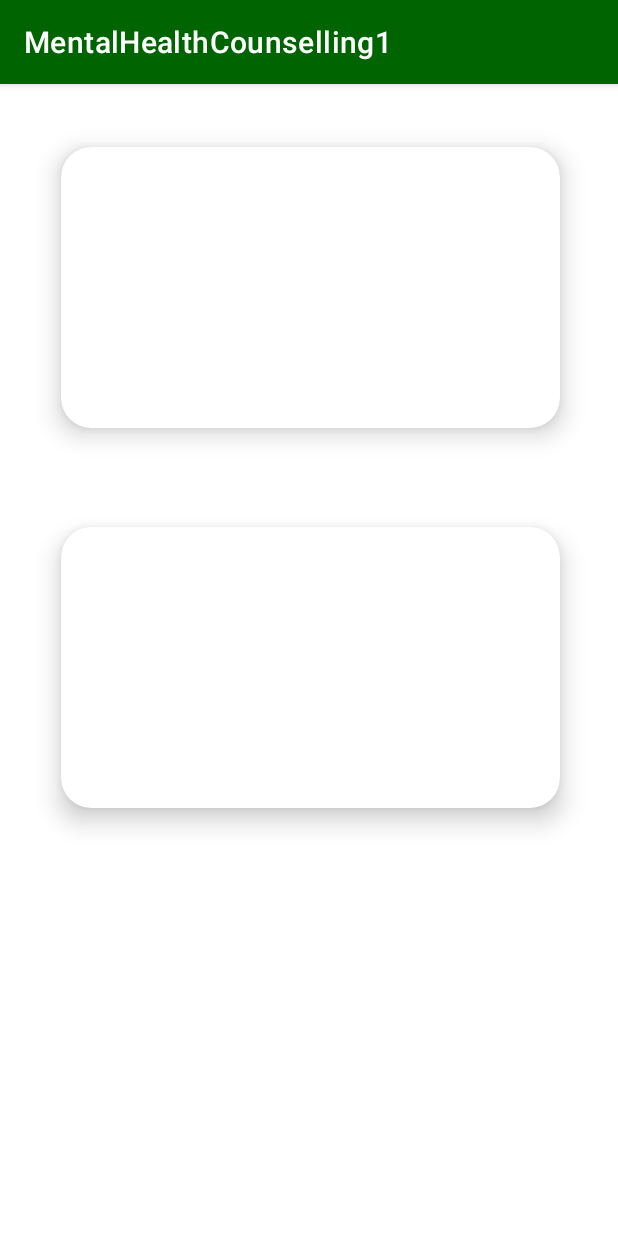
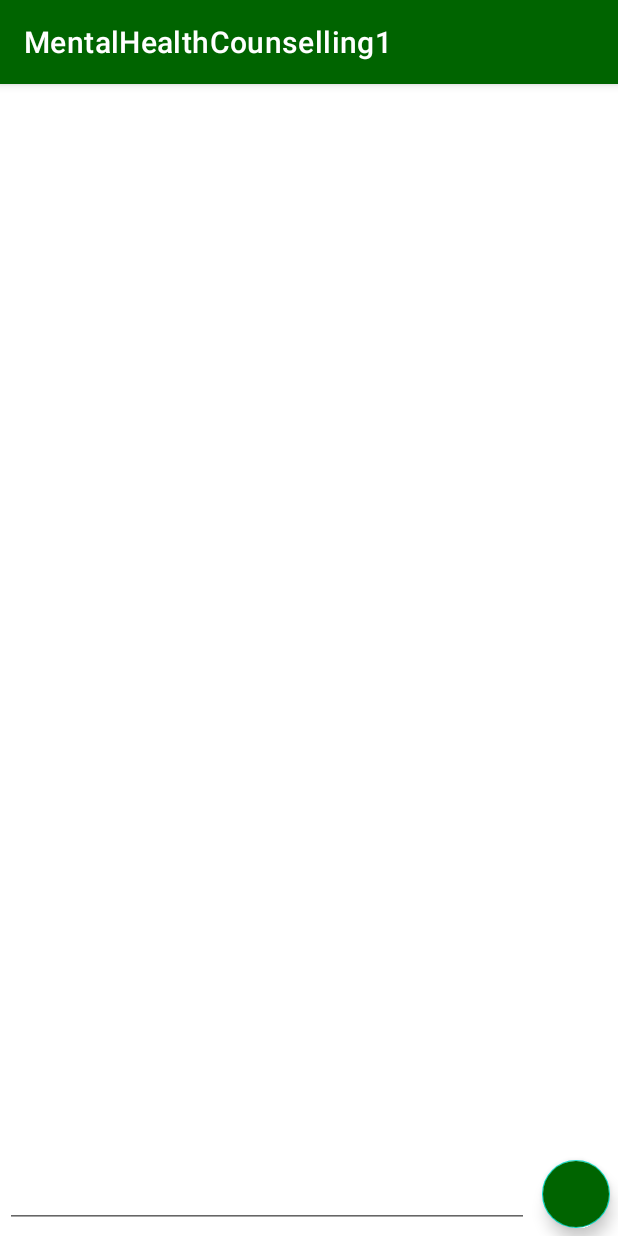
Before and after one commit to bhuiyanmahdi/Mental-Health-Counselling-System, an Android app: the screen it shows after launch (MainActivity before the commit, ChatbotActivity after it), on a phone screen of 412 x 824 dp. Run offline under Robolectric (Android 15) with nearby library versions, the phone set to English and light mode, and no system bars.

Commit message:
chatbot activity

```diff
--- /dev/null
+++ b/app/src/main/java/com/example/mentalhealthcounselling1/ChatRVAdapter.java
@@ -0,0 +1,76 @@
+package com.example.mentalhealthcounselling1;
+
+import android.content.Context;
+import android.view.LayoutInflater;
+import android.view.View;
+import android.view.ViewGroup;
+import android.widget.TextView;
+
+import androidx.annotation.NonNull;
+import androidx.recyclerview.widget.RecyclerView;
+
+import java.util.ArrayList;
+
+
+public class ChatRVAdapter extends RecyclerView.Adapter{
+
+    private ArrayList<ChatsModal> chatsModalArrayList;
+    private Context context;
+
+    public ChatRVAdapter(ArrayList<ChatsModal> chatsModalArrayList, Context context) {
+        this.chatsModalArrayList = chatsModalArrayList;
+        this.context = context;
+    }
+
+    @NonNull
+    @Override
+    public RecyclerView.ViewHolder onCreateViewHolder(@NonNull ViewGroup parent, int viewType) {
+        View view;
+        switch (viewType){
+            case 0:
+                view = LayoutInflater.from(parent.getContext()).inflate(R.layout.user_msg_rv_item,parent,false);
+                return new UserViewHolder(view);
+            case 1:
+                view = LayoutInflater.from(parent.getContext()).inflate(R.layout.bot_msg_rv_item,parent,false);
+                return new BotViewHolder(view);
+        }
+        return null;
+    }
+
+    @Override
+    public void onBindViewHolder(@NonNull RecyclerView.ViewHolder holder, int position) {
+        ChatsModal chatsModal = chatsModalArrayList.get(position);
+        switch (chatsModal.getSender()){
+            case "user":
+                ((UserViewHolder)holder).userTV.setText(chatsModal.getMessage());
+                break;
+
+            case "bot":
+                ((BotViewHolder)holder).botMsgTV.setText(chatsModal.getMessage());
+                break;
+        }
+    }
+
+    @Override
+    public int getItemCount() {
+        return chatsModalArrayList.size();
+    }
+
+    public static class UserViewHolder extends RecyclerView.ViewHolder{
+
+        TextView userTV;
+        public UserViewHolder(@NonNull View itemView) {
+            super(itemView);
+            userTV = itemView.findViewById(R.id.idTVUser);
+        }
+    }
+
+    public static class BotViewHolder extends RecyclerView.ViewHolder{
+        TextView botMsgTV;
+
+        public BotViewHolder(@NonNull View itemView) {
+            super(itemView);
+            botMsgTV = itemView.findViewById(R.id.idTVBot);
+        }
+    }
+}
--- /dev/null
+++ b/app/src/main/java/com/example/mentalhealthcounselling1/ChatbotActivity.java
@@ -0,0 +1,86 @@
+package com.example.mentalhealthcounselling1;
+
+import androidx.appcompat.app.AppCompatActivity;
+import androidx.recyclerview.widget.LinearLayoutManager;
+import androidx.recyclerview.widget.RecyclerView;
+
+import android.os.Bundle;
+import android.view.View;
+import android.widget.EditText;
+import android.widget.Toast;
+
+import com.google.android.material.floatingactionbutton.FloatingActionButton;
+
+import java.util.ArrayList;
+
+import retrofit2.Call;
+import retrofit2.Callback;
+import retrofit2.Response;
+import retrofit2.Retrofit;
+import retrofit2.converter.gson.GsonConverterFactory;
+
+public class ChatbotActivity extends AppCompatActivity {
+
+    private RecyclerView chatsRV;
+    private EditText userMsgEdt;
+    private FloatingActionButton sendMsgFAB;
+    private final String BOT_KEY = "bot";
+    private final String USER_KEY = "user";
+    private ArrayList<ChatsModal> chatsModalArrayList;
+    private ChatRVAdapter chatRVAdapter;
+
+    @Override
+    protected void onCreate(Bundle savedInstanceState) {
+        super.onCreate(savedInstanceState);
+        setContentView(R.layout.activity_chatbot);
+        chatsRV = findViewById(R.id.idRVChats);
+        userMsgEdt = findViewById(R.id.idEdtMessage);
+        sendMsgFAB = findViewById(R.id.idFABSend);
+        chatsModalArrayList = new ArrayList<>();
+
+        chatRVAdapter = new ChatRVAdapter(chatsModalArrayList, this);
+        LinearLayoutManager manager = new LinearLayoutManager(this);
+        chatsRV.setLayoutManager(manager);
+        chatsRV.setAdapter(chatRVAdapter);
+
+        sendMsgFAB.setOnClickListener(new View.OnClickListener() {
+            @Override
+            public void onClick(View view) {
+                if(userMsgEdt.getText().toString().isEmpty()){
+                    Toast.makeText(ChatbotActivity.this, "Please enter your message", Toast.LENGTH_SHORT).show();
+                    return;
+                }
+                getResponse(userMsgEdt.getText().toString());
+                userMsgEdt.setText("");
+
+            }
+        });
+    }
+    private void getResponse(String message){
+        chatsModalArrayList.add(new ChatsModal(message, USER_KEY));
+        chatRVAdapter.notifyDataSetChanged();
+        String url="http://127.0.0.1:5000/chat";
+        String BASE_URL = "http://127.0.0.1:5000";
+        Retrofit retrofit = new Retrofit.Builder().baseUrl(BASE_URL).addConverterFactory(GsonConverterFactory.create()).build();
+        RetrofitAPI retrofitAPI = retrofit.create(RetrofitAPI.class);
+        Call<MsgModal> call = retrofitAPI.getMessage(url);
+        call.enqueue(new Callback<MsgModal>() {
+            @Override
+            public void onResponse(Call<MsgModal> call, Response<MsgModal> response) {
+                if(response.isSuccessful())
+                {
+                    MsgModal modal = response.body();
+                    chatsModalArrayList.add(new ChatsModal(modal.getChatBotReply(), BOT_KEY));
+                    chatRVAdapter.notifyDataSetChanged();
+                }
+            }
+
+            @Override
+            public void onFailure(Call<MsgModal> call, Throwable t) {
+                chatsModalArrayList.add(new ChatsModal("Please revert your question", BOT_KEY));
+                chatRVAdapter.notifyDataSetChanged();
+
+            }
+        });
+    }
+}
--- a/app/src/main/java/com/example/mentalhealthcounselling1/MainActivity.java
+++ b/app/src/main/java/com/example/mentalhealthcounselling1/MainActivity.java
@@ -11,4 +11,5 @@ public class MainActivity extends AppCompatActivity {
         super.onCreate(savedInstanceState);
         setContentView(R.layout.activity_main);
     }
+
 }
--- /dev/null
+++ b/app/src/main/java/com/example/mentalhealthcounselling1/RetrofitAPI.java
@@ -0,0 +1,10 @@
+package com.example.mentalhealthcounselling1;
+
+import retrofit2.Call;
+import retrofit2.http.GET;
+import retrofit2.http.Url;
+
+public interface RetrofitAPI {
+    @GET
+    Call<MsgModal> getMessage(@Url String url);
+}
--- /dev/null
+++ b/app/src/main/res/drawable/ic_send.xml
@@ -0,0 +1,5 @@
+<vector android:autoMirrored="true" android:height="24dp"
+    android:tint="#000000" android:viewportHeight="24"
+    android:viewportWidth="24" android:width="24dp" xmlns:android="http://schemas.android.com/apk/res/android">
+    <path android:fillColor="@android:color/white" android:pathData="M2.01,21L23,12 2.01,3 2,10l15,2 -15,2z"/>
+</vector>
--- /dev/null
+++ b/app/src/main/res/drawable/ic_user.xml
@@ -0,0 +1,6 @@
+<vector android:height="24dp" android:viewportHeight="1024"
+    android:viewportWidth="1024" android:width="24dp" xmlns:android="http://schemas.android.com/apk/res/android">
+    <path android:fillColor="#4A5699" android:pathData="M691.6,338.9c-1.3,109.3 -89.1,197 -198.3,198.3 -109.3,1.3 -197.1,-91 -198.3,-198.3 -0.8,-68.9 -107.8,-69 -106.9,0 2,167.6 137.7,303.3 305.3,305.3C660.8,646.1 796.6,503.5 798.5,338.9c0.8,-69 -106.1,-68.9 -106.9,0z"/>
+    <path android:fillColor="#C45FA0" android:pathData="M294.9,325.2c1.3,-109.3 89.1,-197 198.3,-198.3 109.3,-1.3 197.1,91 198.3,198.3 0.8,68.9 107.8,69 106.9,0C796.6,157.6 660.8,21.8 493.2,19.9c-167.6,-2 -303.3,140.6 -305.3,305.3 -0.8,69 106.1,68.9 106.9,0z"/>
+    <path android:fillColor="#E5594F" android:pathData="M222.3,960c0.6,-74.7 29.1,-144.5 80.9,-198 53.2,-55 126.1,-84.1 201.9,-84.8 74.2,-0.6 145.2,29.8 198,80.9 55,53.2 84.1,126.1 84.8,201.9 0.6,68.9 107.5,69 106.9,0 -1.9,-213.5 -176.2,-387.9 -389.7,-389.7 -213.6,-1.9 -387.9,179 -389.7,389.7 -0.6,69 106.3,68.9 106.9,0z"/>
+</vector>
--- /dev/null
+++ b/app/src/main/res/layout/activity_chatbot.xml
@@ -0,0 +1,53 @@
+<?xml version="1.0" encoding="utf-8"?>
+<RelativeLayout xmlns:android="http://schemas.android.com/apk/res/android"
+    xmlns:app="http://schemas.android.com/apk/res-auto"
+    xmlns:tools="http://schemas.android.com/tools"
+    android:layout_width="match_parent"
+    android:layout_height="match_parent"
+    tools:context=".ChatbotActivity">
+
+    <androidx.recyclerview.widget.RecyclerView
+        android:layout_width="match_parent"
+        android:layout_height="match_parent"
+        android:id="@+id/idRVChats"
+        android:layout_above="@+id/idRLMsg"
+        />
+
+    <RelativeLayout
+        android:layout_width="match_parent"
+        android:layout_height="wrap_content"
+        android:layout_alignParentBottom="true"
+        android:id="@+id/idRLMsg">
+
+        <EditText
+            android:layout_width="match_parent"
+            android:layout_height="wrap_content"
+            android:hint="Enter message"
+            android:textColorHint="@color/white"
+            android:id="@+id/idEdtMessage"
+            android:layout_margin="3dp"
+            android:layout_centerInParent="true"
+            android:layout_toLeftOf="@id/idFABSend"
+            android:textColor="@color/white"
+            android:singleLine="true" />
+
+        <com.google.android.material.floatingactionbutton.FloatingActionButton
+            android:layout_width="wrap_content"
+            android:layout_height="wrap_content"
+            android:layout_alignParentEnd="true"
+            android.src="@drawable/ic_send"
+            android:id="@+id/idFABSend"
+            android:layout_margin="4dp"
+            app:fabCustomSize="45dp"
+            android:tint="@color/white"
+            android:backgroundTint="@color/headings2"
+            android:layout_alignParentRight="true" />
+
+
+
+
+    </RelativeLayout>
+
+
+
+</RelativeLayout>
```
Also changed, not shown: app/build.gradle (+5 -2 lines), app/src/main/AndroidManifest.xml (+13 -1 lines), app/src/main/java/com/example/mentalhealthcounselling1/ChatsModal.java (added, +28 -0 lines), app/src/main/java/com/example/mentalhealthcounselling1/MsgModal.java (added, +17 -0 lines), app/src/main/res/drawable/ic_chatbot.xml (added, +37 -0 lines), app/src/main/res/layout/bot_msg_rv_item.xml (added, +34 -0 lines), app/src/main/res/layout/user_msg_rv_item.xml (added, +36 -0 lines).
